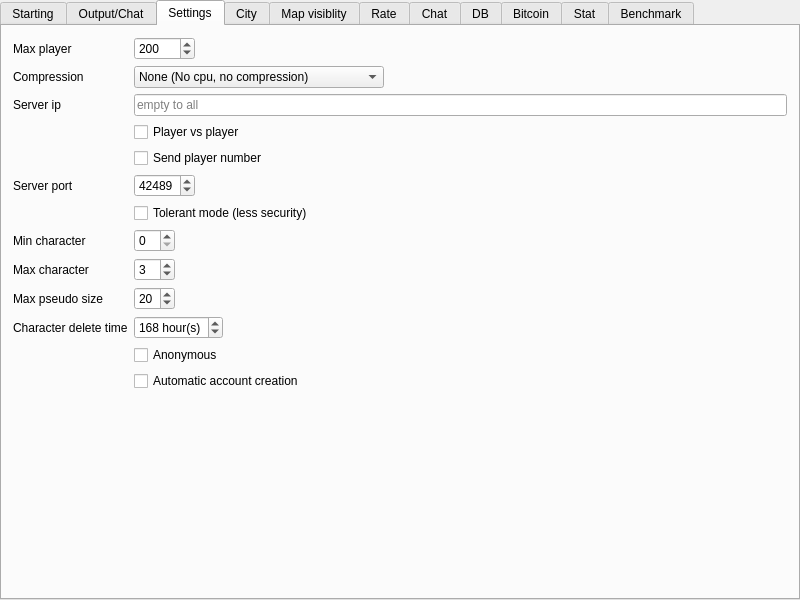
alphaonex86/CatchChallenger, file server/MainWindow.ui: the form before one commit.
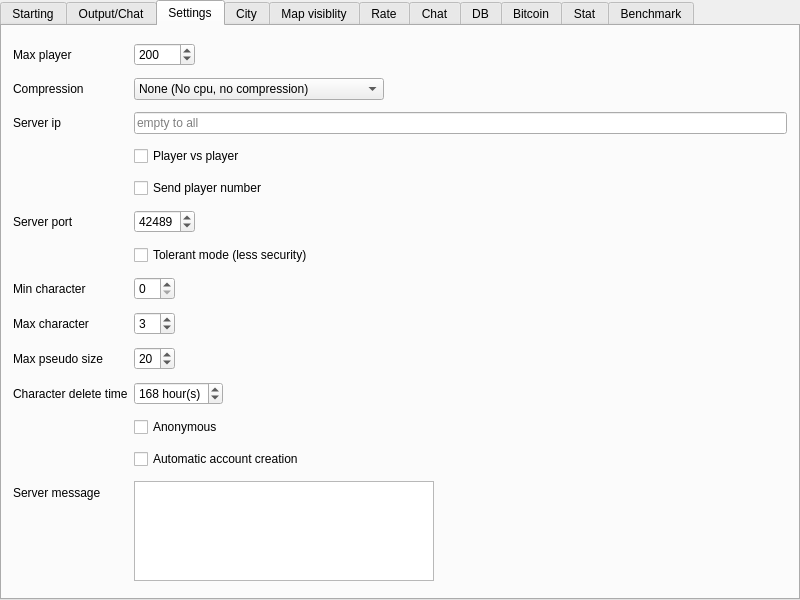
The form after the commit. Icons and pictures are not drawn.

Commit message: [Add] Type support (server,shared lib,tools)

Diff of the .ui file:
```diff
--- a/server/MainWindow.ui
+++ b/server/MainWindow.ui
@@ -363,6 +363,23 @@
           </property>
          </widget>
         </item>
+        <item row="15" column="0">
+         <widget class="QLabel" name="label_31">
+          <property name="text">
+           <string>Server message</string>
+          </property>
+         </widget>
+        </item>
+        <item row="15" column="1">
+         <widget class="QPlainTextEdit" name="server_message">
+          <property name="maximumSize">
+           <size>
+            <width>300</width>
+            <height>100</height>
+           </size>
+          </property>
+         </widget>
+        </item>
        </layout>
       </widget>
       <widget class="QWidget" name="city">
```
The commit also changes 16 other files.
